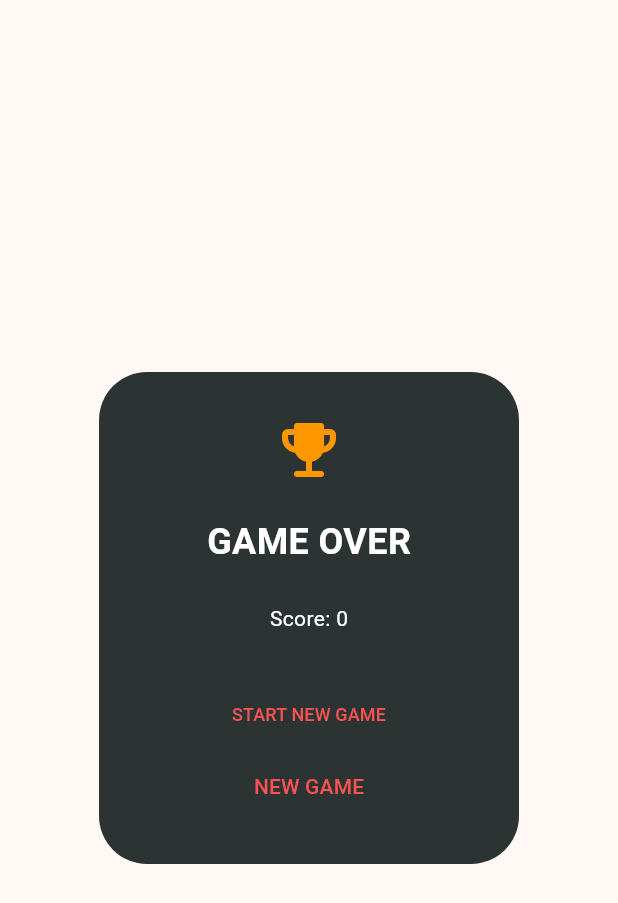
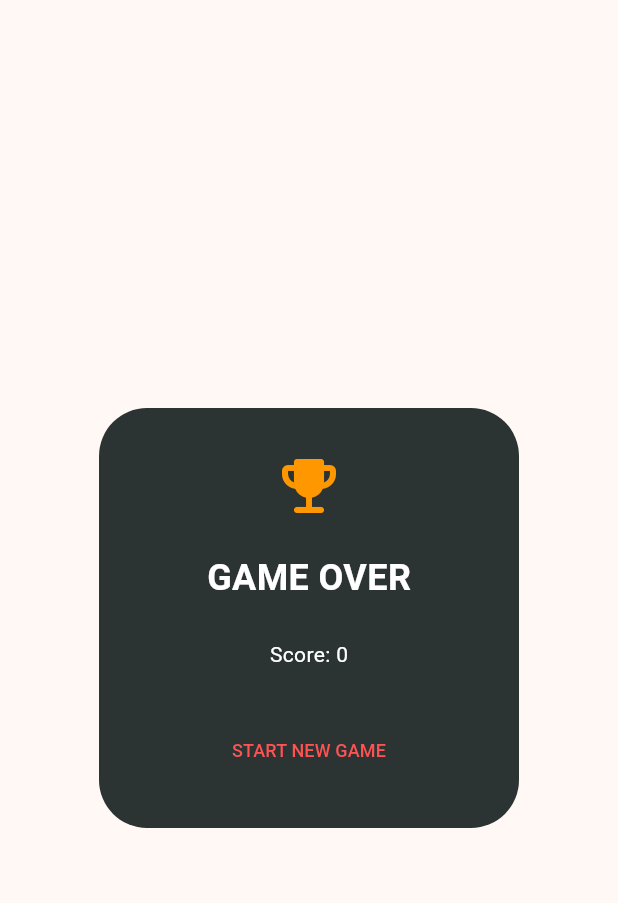
Before and after one commit to coins-fountain/2048-game-swipe, a Flutter app: the GameOverDialog widget shown alone on an empty page, opened directly, on a phone screen of 412 x 824 dp. Shown: the top 903 px of the screen. Run offline on Flutter 3.47's test engine with Material 3 defaults, Android fonts, the phone set to English and light mode, and no system bars; our stand-ins replace google_mobile_ads, shared_preferences; accounts and stored records are empty; network calls fail.

Commit message:
fixing win and lose done

```diff
--- a/lib/screen/widget/game_over_dialog.dart
+++ b/lib/screen/widget/game_over_dialog.dart
@@ -70,14 +70,6 @@ class GameOverDialog extends StatelessWidget {
                   style: TextStyle(color: Colors.redAccent, fontSize: 12)
               ),
             ),
-            TextButton(
-              onPressed: () {
-                game.initGame();
-                Navigator.pop(context);
-              },
-              child: const Text("NEW GAME",
-                  style: TextStyle(color: Colors.redAccent)),
-            )
           ],
         ),
       ),
```
